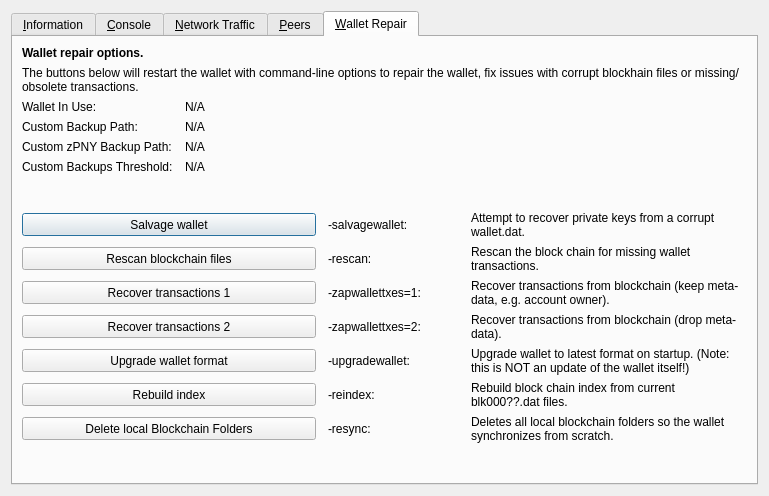
Old version of the form src/qt/forms/rpcconsole.ui in the repository AltcoinBaggins/lil.
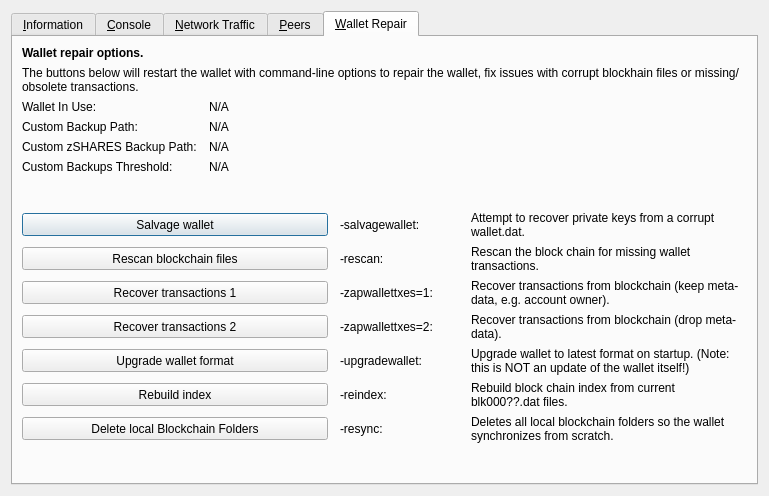
New version of the form. The open tabs and pages were chosen to show the change. Icons and pictures are not drawn. Custom widgets are drawn as their Qt base class.

Commit message: Update branding to SHARES

What changed in the file:
```diff
--- a/src/qt/forms/rpcconsole.ui
+++ b/src/qt/forms/rpcconsole.ui
@@ -1333,7 +1333,7 @@
           <bool>false</bool>
          </property>
          <property name="text">
-          <string>Custom zPNY Backup Path:</string>
+          <string>Custom zSHARES Backup Path:</string>
          </property>
         </widget>
        </item>
```
Left out of the diff: 2 changed lines with no effect on the pictures. The commit also changes 657 other files.
